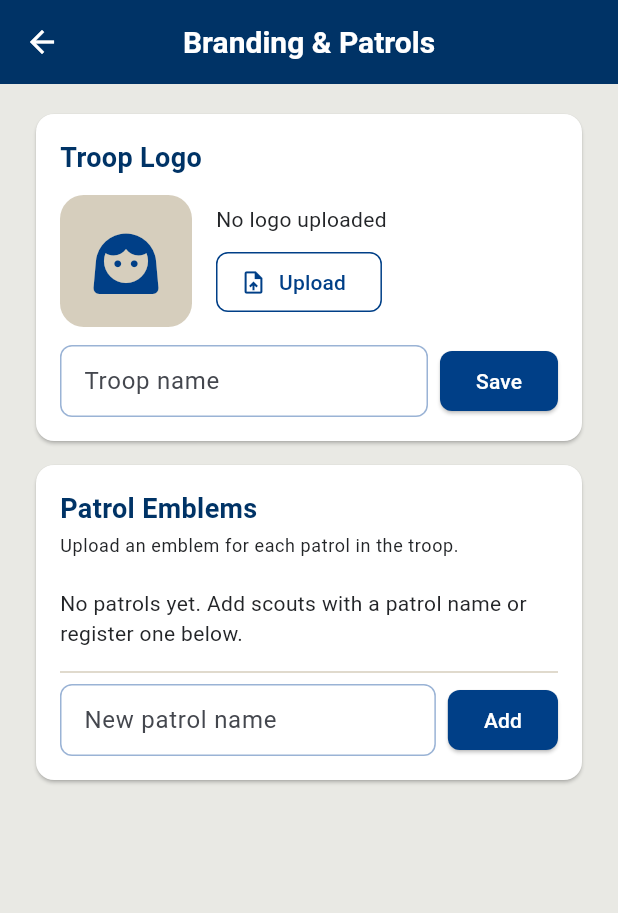
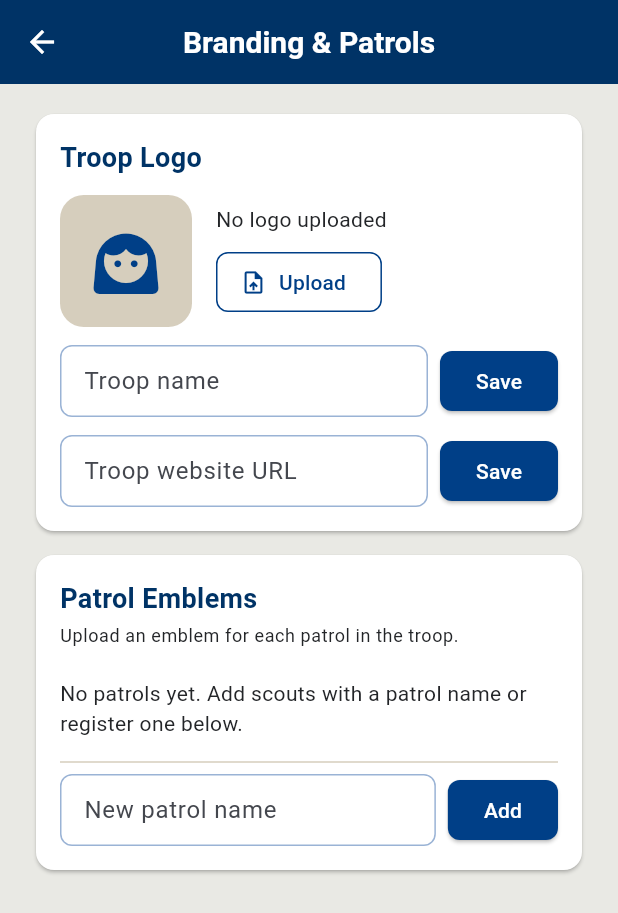
Before and after one commit to Henno1029/scouting_app, a Flutter app: the screen it shows after launch, after a tap on the "badge" icon, on a phone screen of 412 x 824 dp. Shown: the top 913 px of the screen. Run offline on Flutter 3.47's test engine with Material 3 defaults, Android fonts, the phone set to English and light mode, and no system bars; our stand-ins replace csv, file_picker, pdf, printing, shared_preferences.

Commit message:
feat: configurable troop website link in branding, opened from navigation hub

```diff
--- a/lib/main.dart
+++ b/lib/main.dart
@@ -1,4 +1,5 @@
 import 'package:flutter/material.dart';
+import 'package:url_launcher/url_launcher.dart';
 
 import 'screens/branding_screen.dart';
 import 'screens/event_list_screen.dart';
@@ -44,6 +45,7 @@ class NavigationHub extends StatefulWidget {
 class _NavigationHubState extends State<NavigationHub> {
   TroopLogo? _troopLogo;
   String? _troopName;
+  String? _troopWebsite;
 
   @override
   void initState() {
@@ -54,11 +56,27 @@ class _NavigationHubState extends State<NavigationHub> {
   Future<void> _loadBranding() async {
     final logo = await BrandingService.loadTroopLogo();
     final name = await BrandingService.loadTroopName();
+    final website = await BrandingService.loadTroopWebsite();
     if (!mounted) return;
     setState(() {
       _troopLogo = logo;
       _troopName = name;
+      _troopWebsite = website;
     });
+  }
+
+  Future<void> _openTroopWebsite() async {
+    final website = _troopWebsite;
+    if (website == null || website.isEmpty) return;
+    final uri = Uri.tryParse(website);
+    if (uri == null) return;
+    final launched =
+        await launchUrl(uri, mode: LaunchMode.externalApplication);
+    if (!launched && mounted) {
+      ScaffoldMessenger.of(context).showSnackBar(
+        const SnackBar(content: Text('Could not open the troop website.')),
+      );
+    }
   }
 
   Widget _logo() {
@@ -143,6 +161,19 @@ class _NavigationHubState extends State<NavigationHub> {
             _navButton(context, "Event Page", () => Navigator.pushNamed(context, "/eventList")),
             _navButton(context, "Calculation Page", () => Navigator.pushNamed(context, "/calculation")),
             _navButton(context, "Upload Data", () => Navigator.pushNamed(context, "/import")),
+            if (_troopWebsite != null && _troopWebsite!.isNotEmpty) ...[
+              const SizedBox(height: 16),
+              OutlinedButton.icon(
+                onPressed: _openTroopWebsite,
+                icon: const Icon(Icons.public),
+                label: const Text('Troop Website'),
+                style: OutlinedButton.styleFrom(
+                  minimumSize: const Size(200, 50),
+                  foregroundColor: AppTheme.scoutingBlue,
+                  side: const BorderSide(color: AppTheme.scoutingBlue),
+                ),
+              ),
+            ],
           ],
         ),
       ),
--- a/lib/screens/branding_screen.dart
+++ b/lib/screens/branding_screen.dart
@@ -15,6 +15,7 @@ class BrandingScreen extends StatefulWidget {
 class _BrandingScreenState extends State<BrandingScreen> {
   final TextEditingController _patrolController = TextEditingController();
   final TextEditingController _troopNameController = TextEditingController();
+  final TextEditingController _troopWebsiteController = TextEditingController();
   TroopLogo? _troopLogo;
   Map<String, PatrolEmblem> _emblems = {};
   List<String> _patrols = [];
@@ -30,6 +31,7 @@ class _BrandingScreenState extends State<BrandingScreen> {
   void dispose() {
     _patrolController.dispose();
     _troopNameController.dispose();
+    _troopWebsiteController.dispose();
     super.dispose();
   }
 
@@ -38,12 +40,14 @@ class _BrandingScreenState extends State<BrandingScreen> {
     final emblems = await BrandingService.loadAllPatrolEmblems();
     final patrols = await BrandingService.uniquePatrols();
     final troopName = await BrandingService.loadTroopName() ?? '';
+    final troopWebsite = await BrandingService.loadTroopWebsite() ?? '';
     if (!mounted) return;
     setState(() {
       _troopLogo = logo;
       _emblems = emblems;
       _patrols = patrols;
       _troopNameController.text = troopName;
+      _troopWebsiteController.text = troopWebsite;
       _loading = false;
     });
   }
@@ -244,6 +248,38 @@ class _BrandingScreenState extends State<BrandingScreen> {
                             ),
                           ],
                         ),
+                        const SizedBox(height: 12),
+                        Row(
+                          children: [
+                            Expanded(
+                              child: TextField(
+                                controller: _troopWebsiteController,
+                                keyboardType: TextInputType.url,
+                                decoration: const InputDecoration(
+                                  labelText: 'Troop website URL',
+                                  hintText: 'https://example.org',
+                                  isDense: true,
+                                ),
+                              ),
+                            ),
+                            const SizedBox(width: 8),
+                            ElevatedButton(
+                              onPressed: () async {
+                                await BrandingService.saveTroopWebsite(
+                                    _troopWebsiteController.text);
+                                _troopWebsiteController.text =
+                                    await BrandingService.loadTroopWebsite() ??
+                                        '';
+                                if (!mounted) return;
+                                ScaffoldMessenger.of(context).showSnackBar(
+                                  const SnackBar(
+                                      content: Text('Troop website saved')),
+                                );
+                              },
+                              child: const Text('Save'),
+                            ),
+                          ],
+                        ),
                       ],
                     ),
                   ),
--- a/lib/services/branding_service.dart
+++ b/lib/services/branding_service.dart
@@ -42,6 +42,7 @@ class PatrolEmblem {
 class BrandingService {
   static const _troopLogoKey = 'branding_troop_logo';
   static const _troopNameKey = 'branding_troop_name';
+  static const _troopWebsiteKey = 'branding_troop_website';
   static const _patrolEmblemsKey = 'branding_patrol_emblems';
   static const _patrolNamesKey = 'branding_patrol_names';
 
@@ -58,6 +59,30 @@ class BrandingService {
   static Future<String?> loadTroopName() async {
     final prefs = await SharedPreferences.getInstance();
     return prefs.getString(_troopNameKey);
+  }
+
+  static String? normalizeWebsite(String url) {
+    final trimmed = url.trim();
+    if (trimmed.isEmpty) return null;
+    if (RegExp(r'^[a-zA-Z][a-zA-Z0-9+.-]*://').hasMatch(trimmed)) {
+      return trimmed;
+    }
+    return 'https://$trimmed';
+  }
+
+  static Future<void> saveTroopWebsite(String url) async {
+    final prefs = await SharedPreferences.getInstance();
+    final normalized = normalizeWebsite(url);
+    if (normalized == null) {
+      await prefs.remove(_troopWebsiteKey);
+      return;
+    }
+    await prefs.setString(_troopWebsiteKey, normalized);
+  }
+
+  static Future<String?> loadTroopWebsite() async {
+    final prefs = await SharedPreferences.getInstance();
+    return prefs.getString(_troopWebsiteKey);
   }
 
   static Future<void> saveTroopLogo({
--- a/pubspec.yaml
+++ b/pubspec.yaml
@@ -40,6 +40,7 @@ dependencies:
   pdf: ^3.13.0
   printing: ^5.15.0
   http: ^1.2.2
+  url_launcher: ^6.3.2
 
 dev_dependencies:
   flutter_test:
```
Also changed, not shown: pubspec.lock, 5 other files.
